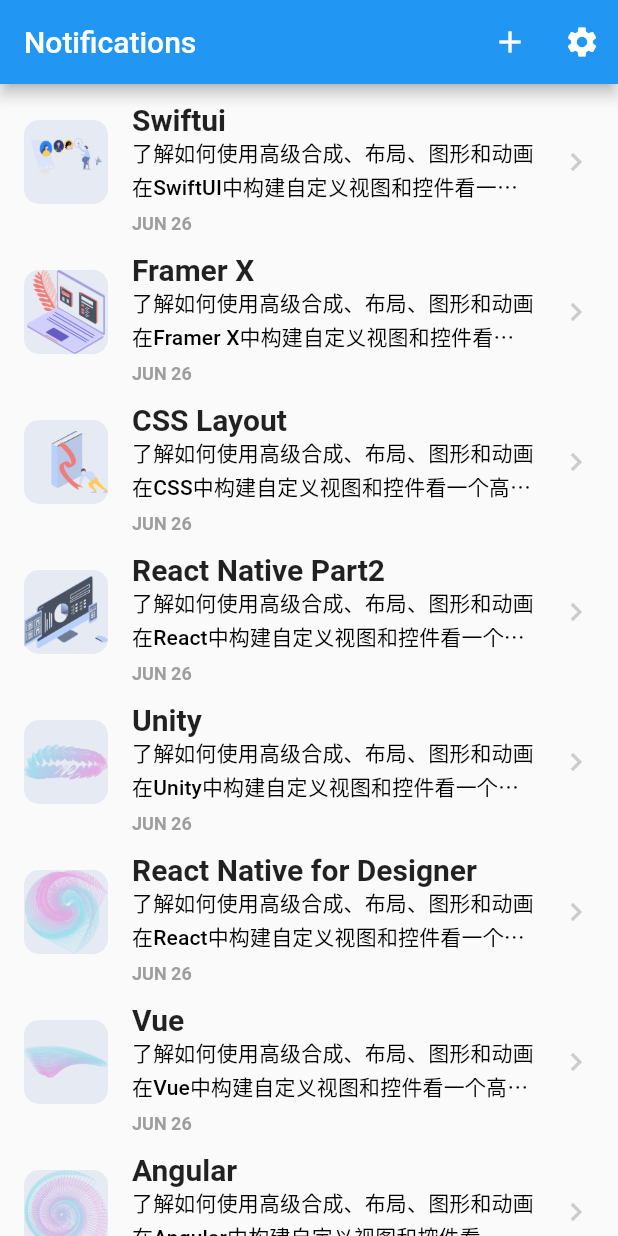
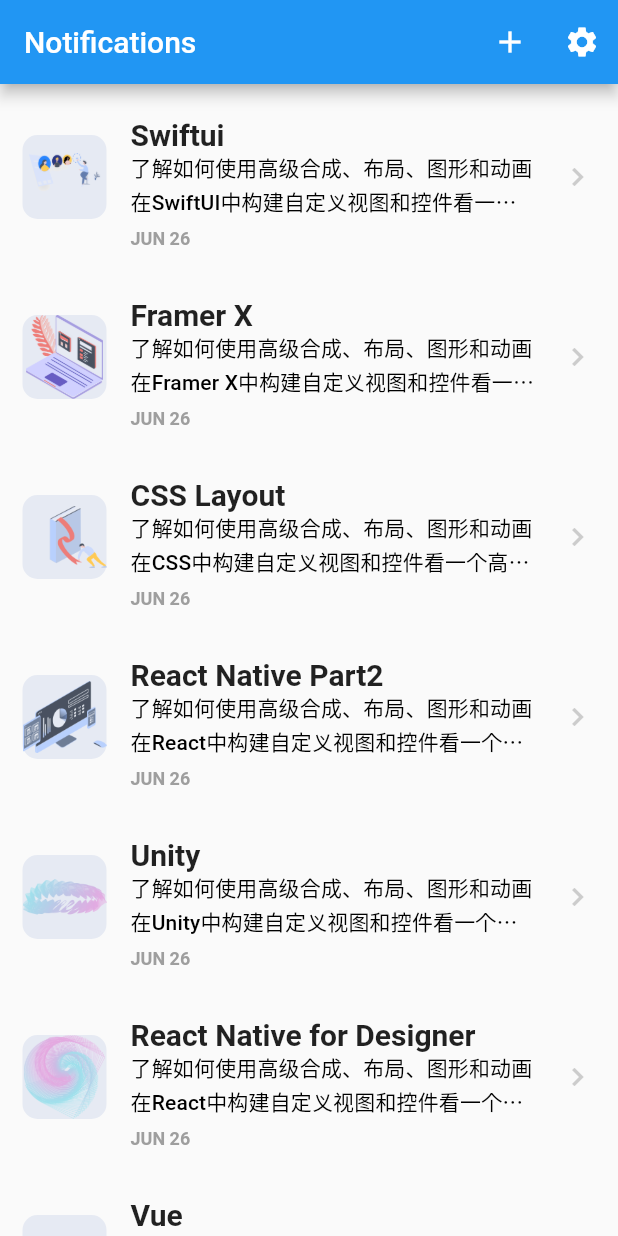
Before and after one commit to GavinHome/flutter_design_code, a Flutter app: the screen it shows after launch, after a tap on the "add" icon, on a phone screen of 412 x 824 dp. Run offline on Flutter 3.47's test engine with Material 2 defaults, Android fonts, the light colour scheme and no system bars.

Commit message:
update notification

```diff
--- a/lib/main.dart
+++ b/lib/main.dart
@@ -14,10 +14,14 @@
         primarySwatch: Colors.blue,
       ),
       //home: ContentView(),
-      home: Scaffold(
-        //body: CoursesView(),
-        body: NotificationPage(),
-      )
+      // home: Scaffold(
+      //   //body: CoursesView(),
+      //   body: NotificationDetailPage(notification: NotificationModel(
+      // "assets/Certificate4.png",
+      // "Angular",
+      // "了解如何使用高级合成、布局、图形和动画在Angular中构建自定义视图和控件看一个高性能的演示，可动画控制和观看它在代码中一步一步深入了解迅捷的布局体系",
+      // "JUN 26"),),
+      home: Scaffold(body: NotificationPage()),
     );
   }
 }
--- a/lib/notifications/notification.dart
+++ b/lib/notifications/notification.dart
@@ -1,25 +1,28 @@
 import 'package:flutter/material.dart';
 
-class NotificationView extends StatelessWidget {
-  NotificationView({Key key, this.notification}) : super(key: key);
+class NotificationDetailPage extends StatelessWidget {
+  NotificationDetailPage({Key key, this.notification}) : super(key: key);
   final NotificationModel notification;
 
   @override
   Widget build(BuildContext context) {
-    return new Center(
+    return Scaffold(
+        appBar: AppBar(),
+        body: Center(
           child: Column(
             mainAxisAlignment: MainAxisAlignment.center,
             children: <Widget>[
               Container(
                 padding: EdgeInsets.all(30),
                 decoration: new BoxDecoration(
-              borderRadius: new BorderRadius.all(const Radius.circular(10.0)),
+                  borderRadius:
+                      new BorderRadius.all(const Radius.circular(10.0)),
                 ),
                 child: Column(
                   children: <Widget>[
                     Container(
-                  padding:
-                      EdgeInsets.only(top: 18, left: 10, right: 10, bottom: 20),
+                      padding: EdgeInsets.only(
+                          top: 18, left: 10, right: 10, bottom: 20),
                       child: Text(notification.title,
                           style: Theme.of(context).textTheme.title.copyWith(
                               fontWeight: FontWeight.bold,
@@ -49,7 +52,7 @@
               )
             ],
           ),
-    );
+        ));
   }
 }
 
@@ -61,6 +64,7 @@
   @override
   Widget build(BuildContext context) {
     return ListTile(
+      contentPadding: EdgeInsets.symmetric(horizontal: 15.0, vertical: 10.0),
       //leading: CircleAvatar(backgroundImage: new AssetImage(_notification.image)),
       leading: AspectRatio(
         aspectRatio: 1,
@@ -110,6 +114,14 @@
           )
         ],
       ),
+      onTap: () {
+        Navigator.push(
+            context,
+            MaterialPageRoute(
+                builder: (context) => NotificationDetailPage(
+                      notification: _notification,
+                    )));
+      },
     );
   }
 }
@@ -135,24 +147,38 @@
   }
 }
 
-class NotificationPage extends StatelessWidget {
+class NotificationPage extends StatefulWidget {
+  NotificationPage({Key key}) : super(key: key);
+
+  @override
+  _ListPageState createState() => _ListPageState();
+}
+
+class _ListPageState extends State<NotificationPage> {
+  List<NotificationModel> notifications;
+
   _buildNotificationList() {
-    return notifications;
+    return notificationsData;
+  }
+
+  @override
+  void initState() {
+    notifications = _buildNotificationList();
+    super.initState();
   }
 
   @override
   Widget build(BuildContext context) {
     return Scaffold(
         appBar: AppBar(
-          // Here we take the value from the MyHomePage object that was created by
-          // the App.build method, and use it to set our appbar title.
           title: Text("Notifications"),
           actions: <Widget>[
             IconButton(
               icon: Icon(Icons.add),
               tooltip: "Add update",
               onPressed: () {
-                print("Alarm");
+                notifications.add(NotificationModel(
+                    "assets/Illustration1.png", "new title", "new text", ""));
               },
             ),
             IconButton(
@@ -165,7 +191,7 @@
           ],
         ),
         body: Container(
-          child: NotificationList(_buildNotificationList()),
+          child: NotificationList(notifications),
         ));
   }
 }
@@ -179,7 +205,7 @@
   NotificationModel(this.image, this.title, this.text, this.date);
 }
 
-List<NotificationModel> notifications = [
+List<NotificationModel> notificationsData = [
   NotificationModel(
       "assets/Illustration1.png",
       "Swiftui",
@@ -221,3 +247,36 @@
       "了解如何使用高级合成、布局、图形和动画在Angular中构建自定义视图和控件看一个高性能的演示，可动画控制和观看它在代码中一步一步深入了解迅捷的布局体系",
       "JUN 26"),
 ];
+
+// class NotificationPage extends StatelessWidget {
+//   _buildNotificationList() {
+//     return notifications;
+//   }
+
+//   @override
+//   Widget build(BuildContext context) {
+//     return Scaffold(
+//         appBar: AppBar(
+//           title: Text("Notifications"),
+//           actions: <Widget>[
+//             IconButton(
+//               icon: Icon(Icons.add),
+//               tooltip: "Add update",
+//               onPressed: () {
+//                 print("Alarm");
+//               },
+//             ),
+//             IconButton(
+//               icon: Icon(Icons.settings),
+//               tooltip: "Settings",
+//               onPressed: () {
+//                 print("Alarm");
+//               },
+//             ),
+//           ],
+//         ),
+//         body: Container(
+//           child: NotificationList(_buildNotificationList()),
+//         ));
+//   }
+// }
```
Lines whose indentation alone changed are shown as unchanged.
